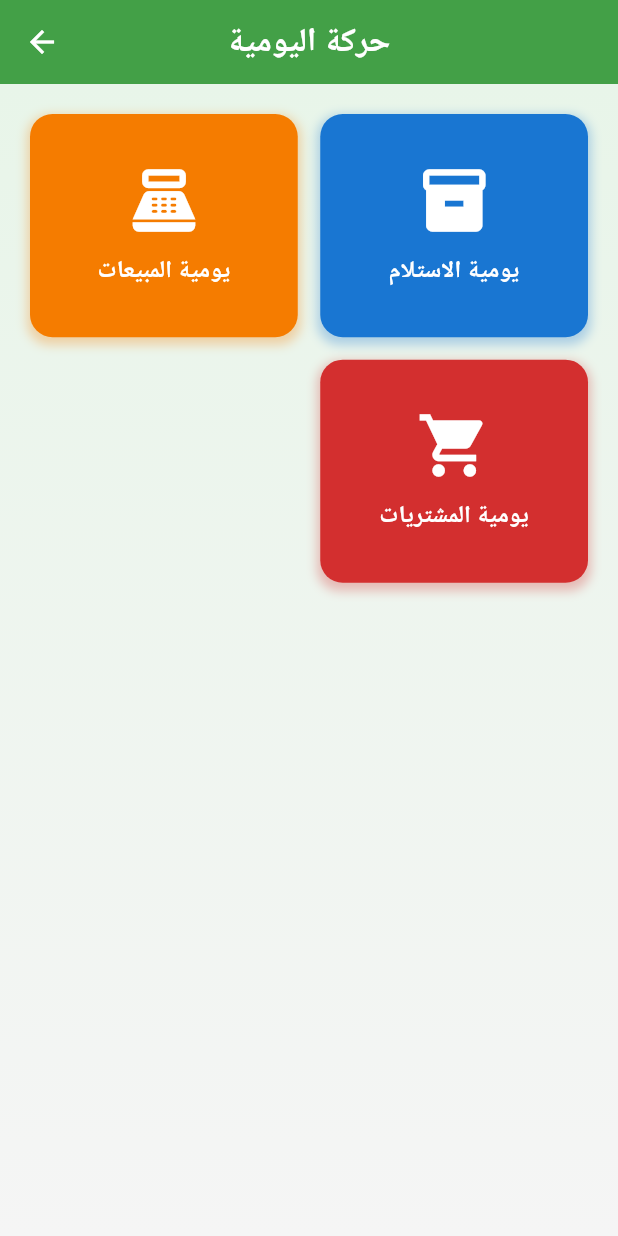
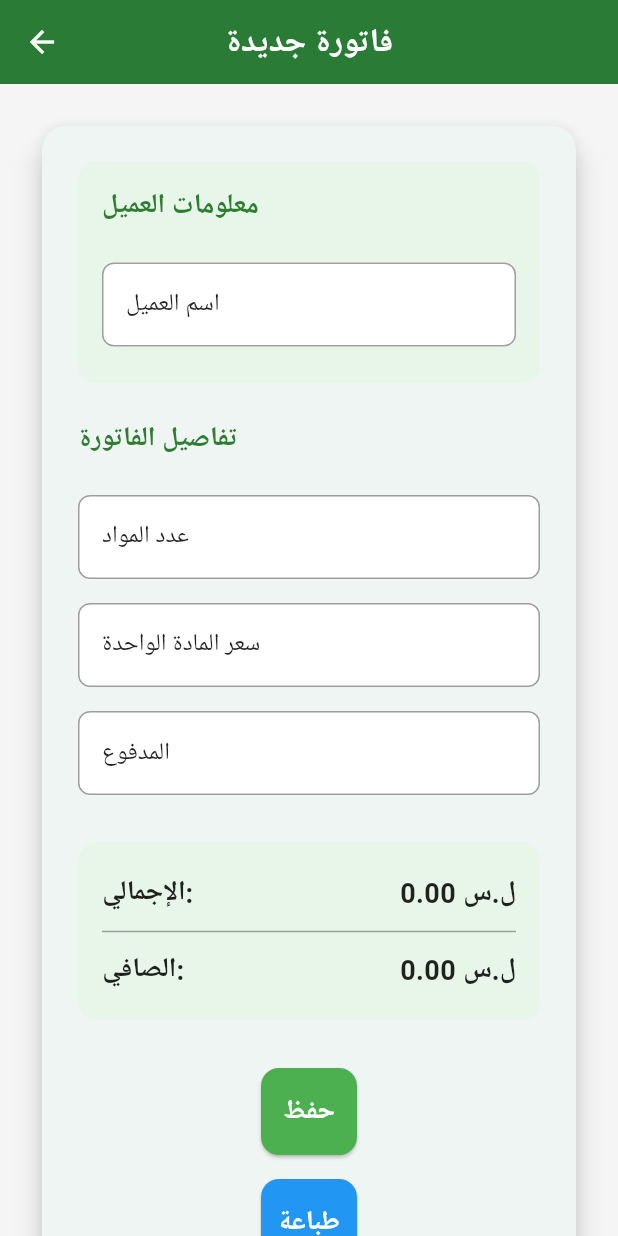
Before and after one commit to waelbilal2003/alhalmarket, a Flutter app: the DailyMovementScreen screen opened directly, after a tap on "يومية المبيعات", on a phone screen of 412 x 824 dp. Run offline on Flutter 3.47's test engine with Material 3 defaults, Android fonts, the phone set to English and light mode, and no system bars; our stand-ins replace shared_preferences, sqflite; accounts and stored records are empty; Roboto replaces fonts that are missing (Arial).

Commit message:
اضافة شاشة مبيعات

```diff
--- a/lib/screens/daily_movement_screen.dart
+++ b/lib/screens/daily_movement_screen.dart
@@ -1,4 +1,5 @@
 import 'package:flutter/material.dart';
+import 'invoice_entry_screen.dart';
 
 class DailyMovementScreen extends StatelessWidget {
   const DailyMovementScreen({super.key});
@@ -55,7 +56,15 @@ class DailyMovementScreen extends StatelessWidget {
                   icon: Icons.point_of_sale,
                   label: 'يومية المبيعات',
                   color: Colors.orange[700]!,
-                  onTap: () {}, // لا وظيفة حالياً
+                  onTap: () {
+                    // الانتقال إلى شاشة إدخال الفاتورة
+                    Navigator.push(
+                      context,
+                      MaterialPageRoute(
+                        builder: (context) => const InvoiceEntryScreen(),
+                      ),
+                    );
+                  },
                 ),
                 _buildMenuButton(
                   context,
--- /dev/null
+++ b/lib/screens/invoice_entry_screen.dart
@@ -0,0 +1,298 @@
+import 'package:flutter/material.dart';
+import 'package:flutter/services.dart';
+
+class InvoiceEntryScreen extends StatefulWidget {
+  const InvoiceEntryScreen({super.key});
+
+  @override
+  State<InvoiceEntryScreen> createState() => _InvoiceEntryScreenState();
+}
+
+class _InvoiceEntryScreenState extends State<InvoiceEntryScreen> {
+  // controllers للحقول النصية
+  final _customerNameController = TextEditingController();
+  final _itemCountController = TextEditingController();
+  final _itemPriceController = TextEditingController();
+  final _paidAmountController = TextEditingController();
+
+  // متغيرات الحالة
+  double _totalAmount = 0.0;
+  double _netAmount = 0.0;
+
+  // دالة لحساب المجموع والصافي تلقائياً
+  void _calculateTotals() {
+    final itemCount = double.tryParse(_itemCountController.text) ?? 0.0;
+    final itemPrice = double.tryParse(_itemPriceController.text) ?? 0.0;
+    final paidAmount = double.tryParse(_paidAmountController.text) ?? 0.0;
+
+    setState(() {
+      _totalAmount = itemCount * itemPrice;
+      _netAmount = _totalAmount - paidAmount;
+    });
+  }
+
+  // دالة لحفظ الفاتورة (واجهة فارغة حالياً)
+  void _saveInvoice() {
+    // هنا يمكنك إضافة منطق الحفظ
+    ScaffoldMessenger.of(context).showSnackBar(
+      const SnackBar(
+        content: Text('تم حفظ الفاتورة بنجاح!'),
+        backgroundColor: Colors.green,
+      ),
+    );
+  }
+
+  // دالة لطباعة الفاتورة (واجهة فارغة حالياً)
+  void _printInvoice() {
+    // هنا يمكنك إضافة منطق الطباعة
+    ScaffoldMessenger.of(context).showSnackBar(
+      const SnackBar(
+        content: Text('جاري إعداد الطباعة...'),
+        backgroundColor: Colors.blue,
+      ),
+    );
+  }
+
+  @override
+  void initState() {
+    super.initState();
+    // إضافة مستمعين لحقول العدد والسعر والمدفوع لتحديث الحسابات عند التغيير
+    _itemCountController.addListener(_calculateTotals);
+    _itemPriceController.addListener(_calculateTotals);
+    _paidAmountController.addListener(_calculateTotals);
+  }
+
+  @override
+  void dispose() {
+    // تنظيف الـ controllers عند إتلاف الويدجت
+    _customerNameController.dispose();
+    _itemCountController.dispose();
+    _itemPriceController.dispose();
+    _paidAmountController.dispose();
+    super.dispose();
+  }
+
+  // دالة مساعدة لبناء حقول الإدخال
+  Widget _buildTextField({
+    required String label,
+    required TextEditingController controller,
+    TextInputType? keyboardType,
+    String? Function(String?)? validator,
+  }) {
+    return Padding(
+      padding: const EdgeInsets.symmetric(vertical: 8.0),
+      child: TextFormField(
+        controller: controller,
+        keyboardType: keyboardType,
+        validator: validator,
+        decoration: InputDecoration(
+          labelText: label,
+          labelStyle: const TextStyle(color: Colors.black87),
+          filled: true,
+          fillColor: Colors.white,
+          border: OutlineInputBorder(
+            borderRadius: BorderRadius.circular(8.0),
+            borderSide: const BorderSide(color: Colors.grey),
+          ),
+          enabledBorder: OutlineInputBorder(
+            borderRadius: BorderRadius.circular(8.0),
+            borderSide: const BorderSide(color: Colors.grey),
+          ),
+          focusedBorder: OutlineInputBorder(
+            borderRadius: BorderRadius.circular(8.0),
+            borderSide: const BorderSide(color: Colors.blueAccent, width: 2.0),
+          ),
+        ),
+      ),
+    );
+  }
+
+  @override
+  Widget build(BuildContext context) {
+    // التحقق مما إذا كانت الشاشة واسعة (كمبيوتر) أو ضيقة (هاتف)
+    final isWideScreen = MediaQuery.of(context).size.width > 800;
+
+    return Scaffold(
+      backgroundColor: const Color(0xFFF5F5F5), // لون خلفية فاتح
+      appBar: AppBar(
+        title: const Text(
+          'فاتورة جديدة',
+          style: TextStyle(color: Colors.white, fontWeight: FontWeight.bold),
+        ),
+        backgroundColor: const Color(0xFF2E7D32), // لون أخضر داكن
+        iconTheme: const IconThemeData(color: Colors.white),
+        centerTitle: true,
+        elevation: 4,
+      ),
+      body: Center(
+        child: SingleChildScrollView(
+          padding: const EdgeInsets.all(24.0),
+          child: ConstrainedBox(
+            // تحديد عرض أقصى للواجهة على الشاشات الواسعة
+            constraints:
+                BoxConstraints(maxWidth: isWideScreen ? 800 : double.infinity),
+            child: Card(
+              elevation: 8,
+              shape: RoundedRectangleBorder(
+                  borderRadius: BorderRadius.circular(16)),
+              child: Padding(
+                padding: const EdgeInsets.all(24.0),
+                child: Form(
+                  child: Column(
+                    crossAxisAlignment: CrossAxisAlignment.stretch,
+                    children: [
+                      // --- قسم معلومات العميل ---
+                      Container(
+                        padding: const EdgeInsets.all(16.0),
+                        decoration: BoxDecoration(
+                          color: const Color(0xFFE8F5E9), // لون أخضر فاتح جداً
+                          borderRadius: BorderRadius.circular(12.0),
+                        ),
+                        child: Column(
+                          crossAxisAlignment: CrossAxisAlignment.start,
+                          children: [
+                            const Text(
+                              'معلومات العميل',
+                              style: TextStyle(
+                                fontSize: 18,
+                                fontWeight: FontWeight.bold,
+                                color: Color(0xFF2E7D32),
+                              ),
+                            ),
+                            const SizedBox(height: 16),
+                            _buildTextField(
+                              label: 'اسم العميل',
+                              controller: _customerNameController,
+                            ),
+                          ],
+                        ),
+                      ),
+                      const SizedBox(height: 24),
+
+                      // --- قسم تفاصيل الفاتورة ---
+                      const Text(
+                        'تفاصيل الفاتورة',
+                        style: TextStyle(
+                          fontSize: 18,
+                          fontWeight: FontWeight.bold,
+                          color: Color(0xFF2E7D32),
+                        ),
+                      ),
+                      const SizedBox(height: 16),
+                      _buildTextField(
+                        label: 'عدد المواد',
+                        controller: _itemCountController,
+                        keyboardType:
+                            TextInputType.numberWithOptions(decimal: true),
+                      ),
+                      _buildTextField(
+                        label: 'سعر المادة الواحدة',
+                        controller: _itemPriceController,
+                        keyboardType:
+                            TextInputType.numberWithOptions(decimal: true),
+                      ),
+                      _buildTextField(
+                        label: 'المدفوع',
+                        controller: _paidAmountController,
+                        keyboardType:
+                            TextInputType.numberWithOptions(decimal: true),
+                      ),
+                      const SizedBox(height: 24),
+
+                      // --- قسم الحسابات ---
+                      Container(
+                        padding: const EdgeInsets.all(16.0),
+                        decoration: BoxDecoration(
+                          color: const Color(0xFFE8F5E9), // نفس لون قسم العميل
+                          borderRadius: BorderRadius.circular(12.0),
+                        ),
+                        child: Column(
+                          children: [
+                            _buildTotalRow('الإجمالي:',
+                                '${_totalAmount.toStringAsFixed(2)} ل.س'),
+                            const Divider(color: Colors.grey),
+                            _buildTotalRow('الصافي:',
+                                '${_netAmount.toStringAsFixed(2)} ل.س'),
+                          ],
+                        ),
+                      ),
+                      const SizedBox(height: 32),
+
+                      // --- قسم الأزرار ---
+                      isWideScreen
+                          ? Row(
+                              children: [
+                                Expanded(
+                                    child: _buildActionButton(
+                                        'حفظ', _saveInvoice, Colors.green)),
+                                const SizedBox(width: 16),
+                                Expanded(
+                                    child: _buildActionButton(
+                                        'طباعة', _printInvoice, Colors.blue)),
+                              ],
+                            )
+                          : Column(
+                              children: [
+                                _buildActionButton(
+                                    'حفظ', _saveInvoice, Colors.green),
+                                const SizedBox(height: 16),
+                                _buildActionButton(
+                                    'طباعة', _printInvoice, Colors.blue),
+                              ],
+                            ),
+                    ],
+                  ),
+                ),
+              ),
+            ),
+          ),
+        ),
+      ),
+    );
+  }
+
+  // دالة لبناء صفوف الحسابات (الإجمالي والصافي)
+  Widget _buildTotalRow(String label, String value) {
+    return Padding(
+      padding: const EdgeInsets.symmetric(vertical: 4.0),
+      child: Row(
+        mainAxisAlignment: MainAxisAlignment.spaceBetween,
+        children: [
+          Text(
+            label,
+            style: const TextStyle(
+                fontSize: 18,
+                fontWeight: FontWeight.bold,
+                color: Colors.black87),
+          ),
+          Text(
+            value,
+            style: const TextStyle(
+                fontSize: 18,
+                fontWeight: FontWeight.bold,
+                color: Colors.black87),
+          ),
+        ],
+      ),
+    );
+  }
+
+  // دالة لبناء الأزرار الرئيسية
+  Widget _buildActionButton(String text, VoidCallback onPressed, Color color) {
+    return ElevatedButton(
+      onPressed: onPressed,
+      style: ElevatedButton.styleFrom(
+        backgroundColor: color,
+        padding: const EdgeInsets.symmetric(vertical: 16),
+        shape: RoundedRectangleBorder(
+          borderRadius: BorderRadius.circular(12.0),
+        ),
+      ),
+      child: Text(
+        text,
+        style: const TextStyle(
+            fontSize: 18, color: Colors.white, fontWeight: FontWeight.bold),
+      ),
+    );
+  }
+}
```
